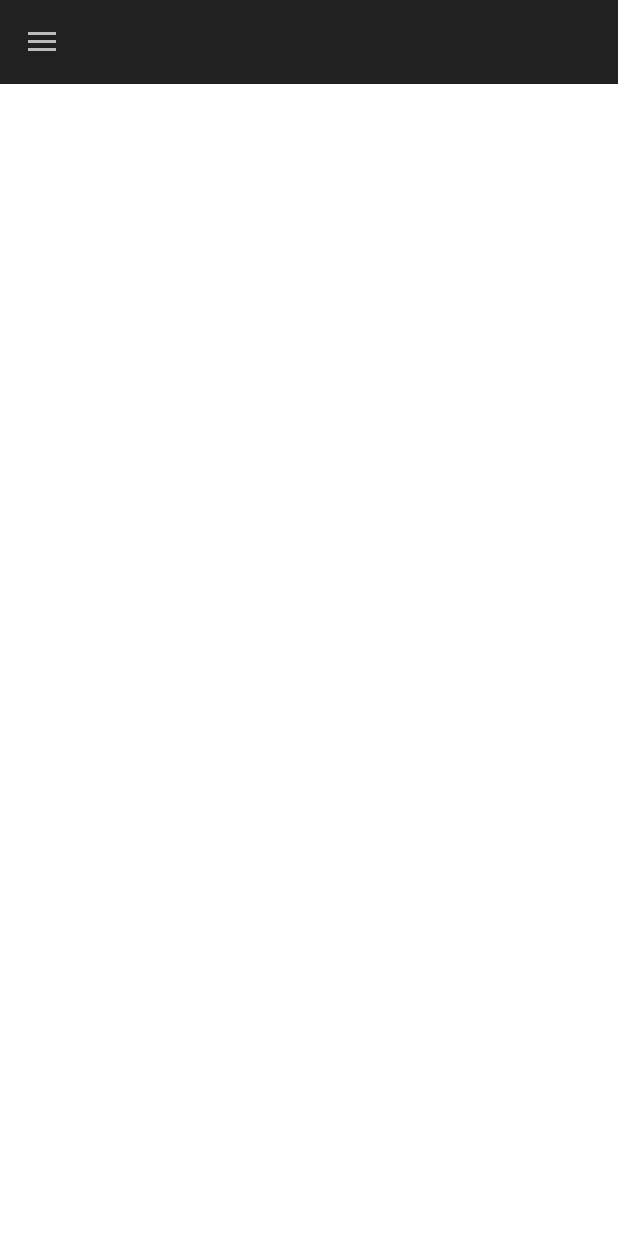
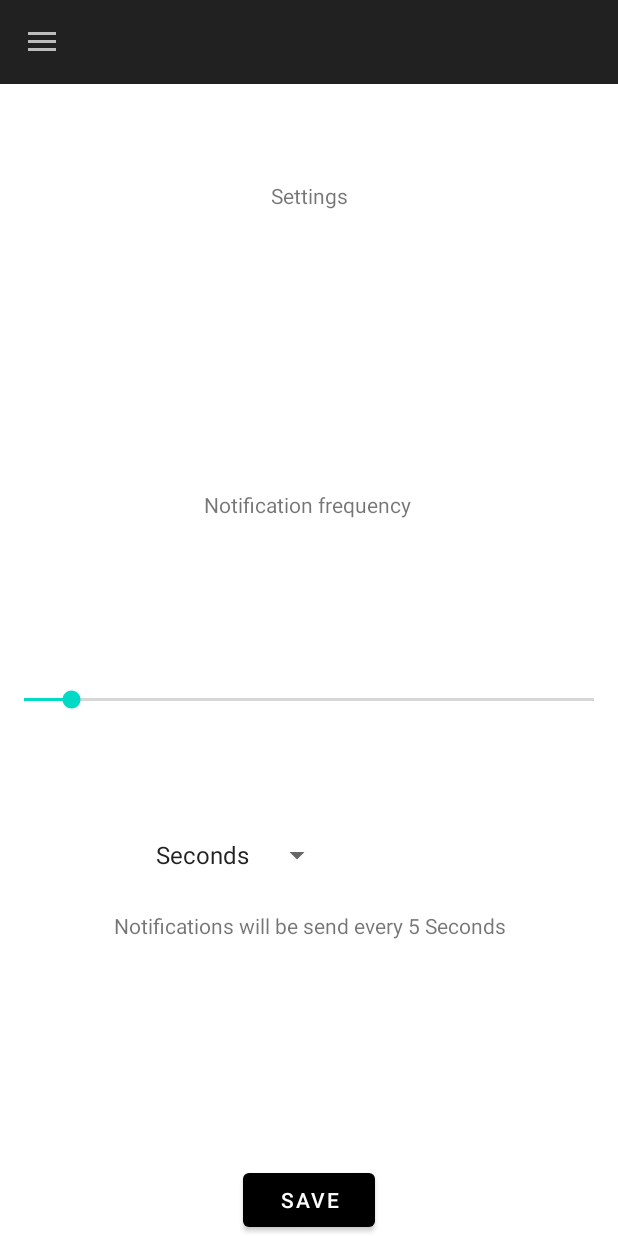
Before and after one commit to fabianazabala/weather-alert-app, an Android app: the fragment CurrentWeatherFragment placed in its activity, in the side drawer, after a tap on "Settings", on a phone screen of 412 x 824 dp. Run offline under Robolectric (Android 15) with nearby library versions, the phone set to English and light mode, and no system bars; our stand-ins replace Dagger/Hilt's generated code, Picasso; pictures from the network do not load; 3 statements that could not run were skipped.

Commit message:
Implemented settings screen and settings selection for notification frequency.

```diff
--- a/app/src/main/kotlin/com/climate_dissertation_app/service/RecommendationService.kt
+++ b/app/src/main/kotlin/com/climate_dissertation_app/service/RecommendationService.kt
@@ -132,7 +132,7 @@ class RecommendationService @Inject constructor(
         weather: WeatherDetails,
         recommendedClothes: List<ClothItem>
     ): String {
-        return "Today is a ${weatherSummaryString(weather)} day! For today it's recommended you wear: " +
+        return "It's a ${weatherSummaryString(weather)} ${dayOrNight(weather)}! For today it's recommended you wear: " +
                 recommendedClothes.joinToString { it.name }
     }
 
@@ -153,15 +153,24 @@ class RecommendationService @Inject constructor(
             .append("Currently there's ${weatherDetails.weatherData.temperature.roundToInt()} ${weatherDetails.weatherData.temperatureSymbol} ")
             .append("in ${weatherDetails.cityName} but it feels like ${weatherDetails.weatherData.feelsLike.roundToInt()} ${weatherDetails.weatherData.temperatureSymbol}")
             .append(System.lineSeparator())
-            .append("Today we're expecting a ${weatherSummaryString(weatherDetails)} day!")
+            .append(
+                "Today we're expecting a ${weatherSummaryString(weatherDetails)} ${
+                    dayOrNight(
+                        weatherDetails
+                    )
+                }!"
+            )
             .toString()
 
     private fun recommendGreetingsText(weatherDetails: WeatherDetails): String =
         StringBuilder()
             .append("Good ")
-            .append(if (isNight(weatherDetails)) "Night" else "Day")
+            .append(dayOrNight(weatherDetails))
             .append(", ")
             .toString()
+
+    private fun dayOrNight(weatherDetails: WeatherDetails) =
+        if (isNight(weatherDetails)) "night" else "day"
 
     private fun weatherSummaryString(weatherDetails: WeatherDetails): String {
         return when {
--- /dev/null
+++ b/app/src/main/kotlin/com/climate_dissertation_app/service/Settings.kt
@@ -0,0 +1,8 @@
+package com.climate_dissertation_app.service
+
+import java.time.temporal.ChronoUnit
+
+data class Settings(
+    val amount: Int,
+    val unit: ChronoUnit
+)
--- /dev/null
+++ b/app/src/main/kotlin/com/climate_dissertation_app/service/SettingsService.kt
@@ -0,0 +1,35 @@
+package com.climate_dissertation_app.service
+
+import android.content.Context
+import com.fasterxml.jackson.databind.ObjectMapper
+import javax.inject.Inject
+import javax.inject.Singleton
+
+
+const val SETTINGS_KEY = "settings"
+
+@Singleton
+class SettingsService @Inject constructor(
+    private val objectMapper: ObjectMapper
+) {
+
+    fun storeSettings(context: Context, settings: Settings) {
+        val sharedPref =
+            context.getSharedPreferences(SETTINGS_KEY, Context.MODE_PRIVATE)
+        sharedPref?.also {
+            with(it.edit()) {
+                putString(
+                    SETTINGS_KEY,
+                    objectMapper.writeValueAsString(settings)
+                )
+                apply()
+            }
+        }
+    }
+
+    fun fetchSettings(context: Context) =
+        context.getSharedPreferences(SETTINGS_KEY, Context.MODE_PRIVATE)
+            ?.getString(SETTINGS_KEY, null)
+            ?.let { objectMapper.readValue(it, Settings::class.java) }
+
+}
--- a/app/src/main/kotlin/com/climate_dissertation_app/ui/mainscreen/MainActivity.kt
+++ b/app/src/main/kotlin/com/climate_dissertation_app/ui/mainscreen/MainActivity.kt
@@ -14,7 +14,9 @@ import androidx.appcompat.app.AppCompatActivity
 import androidx.core.app.ActivityCompat
 import com.climate_dissertation_app.R
 import com.climate_dissertation_app.service.RecommendationService
+import com.climate_dissertation_app.service.SettingsService
 import com.climate_dissertation_app.ui.notification.RegularNotificationService
+import com.climate_dissertation_app.ui.settings.SettingsFragment
 import com.google.android.gms.location.FusedLocationProviderClient
 import com.google.android.gms.location.LocationServices
 import com.google.android.material.navigation.NavigationView
@@ -34,6 +36,9 @@ class MainActivity : AppCompatActivity(),
     lateinit var recommendationService: RecommendationService
 
     @Inject
+    lateinit var settingsService: SettingsService
+
+    @Inject
     lateinit var clock: Clock
 
     private lateinit var locationProvider: FusedLocationProviderClient
@@ -45,14 +50,17 @@ class MainActivity : AppCompatActivity(),
         locationProvider = LocationServices.getFusedLocationProviderClient(this)
         requestLocationPermission()
         setContentView(R.layout.activity_main)
-
+        nav_view.setNavigationItemSelectedListener(this)
         configureNavigationDrawer()
         currentRecommendationFragment()
         configureRegularNotifications()
     }
 
     private fun configureRegularNotifications() {
-        RegularNotificationService.scheduleJob(applicationContext)
+        RegularNotificationService.scheduleJob(
+            applicationContext,
+            settingsService.fetchSettings(applicationContext)
+        )
     }
 
     private fun configureNavigationDrawer() {
@@ -132,9 +140,15 @@ class MainActivity : AppCompatActivity(),
         else -> {
             throw NotImplementedError("Yo dude implement me pls")
         }
-    }
+    }.also { drawer_layout.close() }
 
     private fun settingsFragment(): Boolean {
+        val transaction = supportFragmentManager.beginTransaction()
+        transaction.replace(
+            fragment_placeholder.id,
+            SettingsFragment()
+        )
+        transaction.commit()
         return true
     }
 
--- a/app/src/main/kotlin/com/climate_dissertation_app/ui/notification/RegularNotificationService.kt
+++ b/app/src/main/kotlin/com/climate_dissertation_app/ui/notification/RegularNotificationService.kt
@@ -13,7 +13,11 @@ import androidx.core.app.NotificationCompat
 import androidx.core.app.NotificationManagerCompat
 import com.climate_dissertation_app.service.CurrentRecommendation
 import com.climate_dissertation_app.service.RecommendationService
+import com.climate_dissertation_app.service.Settings
+import com.climate_dissertation_app.service.SettingsService
 import dagger.hilt.android.AndroidEntryPoint
+import java.time.Duration
+import java.time.temporal.ChronoUnit
 import javax.inject.Inject
 
 
@@ -24,6 +28,9 @@ class RegularNotificationService @Inject constructor() : JobService() {
 
     @Inject
     lateinit var recommendationService: RecommendationService
+
+    @Inject
+    lateinit var settingsService: SettingsService
 
     @SuppressLint("MissingPermission")
     override fun onCreate() {
@@ -36,7 +43,7 @@ class RegularNotificationService @Inject constructor() : JobService() {
             sendNotification(it)
         }
 
-        scheduleJob(applicationContext)
+        scheduleJob(applicationContext, settingsService.fetchSettings(applicationContext))
         return true
     }
 
@@ -46,15 +53,29 @@ class RegularNotificationService @Inject constructor() : JobService() {
 
 
     companion object {
-        fun scheduleJob(context: Context) {
+
+        const val jobId = 0
+
+        fun scheduleJob(context: Context, settings: Settings?) {
             val serviceComponent = ComponentName(context, RegularNotificationService::class.java)
-            val builder = JobInfo.Builder(0, serviceComponent)
-            builder.setMinimumLatency(1000 * 60 * 5)
+            val builder = JobInfo.Builder(jobId, serviceComponent)
+            val minimumLatency = settings
+                ?.let { Duration.of(settings.amount.toLong(), settings.unit).toMillis() }
+                ?: Duration.of(5, ChronoUnit.MINUTES).toMillis()
 
-            builder.setOverrideDeadline(1000 * 60 * 10)
+            builder.setMinimumLatency(minimumLatency)
+
+            builder.setOverrideDeadline(minimumLatency * 2)
 
             val jobScheduler = context.getSystemService(JobScheduler::class.java)
             jobScheduler.schedule(builder.build())
+        }
+
+        fun rescheduleJob(context: Context, settings: Settings?) {
+            val jobScheduler = context.getSystemService(JobScheduler::class.java)
+            jobScheduler.cancel(jobId)
+
+            scheduleJob(context, settings)
         }
     }
 
--- /dev/null
+++ b/app/src/main/kotlin/com/climate_dissertation_app/ui/settings/SettingsFragment.kt
@@ -0,0 +1,125 @@
+package com.climate_dissertation_app.ui.settings
+
+import android.content.Context
+import android.os.Bundle
+import android.view.LayoutInflater
+import android.view.View
+import android.view.ViewGroup
+import android.widget.AdapterView
+import android.widget.ArrayAdapter
+import android.widget.SeekBar
+import android.widget.Toast
+import android.widget.Toast.LENGTH_SHORT
+import androidx.fragment.app.Fragment
+import com.climate_dissertation_app.R
+import com.climate_dissertation_app.service.Settings
+import com.climate_dissertation_app.service.SettingsService
+import com.climate_dissertation_app.ui.notification.RegularNotificationService
+import dagger.hilt.android.AndroidEntryPoint
+import kotlinx.android.synthetic.main.fragment_settings.*
+import java.time.temporal.ChronoUnit
+import javax.inject.Inject
+
+@AndroidEntryPoint
+class SettingsFragment @Inject constructor() : Fragment() {
+
+    @Inject
+    lateinit var settingsService: SettingsService
+
+    private val chronoUnitPositions = listOf(
+        ChronoUnit.SECONDS,
+        ChronoUnit.MINUTES,
+        ChronoUnit.HOURS,
+    )
+
+    override fun onAttach(context: Context) {
+        super.onAttach(context)
+    }
+
+    override fun onCreateView(
+        inflater: LayoutInflater, container: ViewGroup?,
+        savedInstanceState: Bundle?
+    ): View? {
+        super.onCreateView(inflater, container, savedInstanceState)
+        return inflater.inflate(R.layout.fragment_settings, container, false)
+    }
+
+    override fun onViewCreated(view: View, savedInstanceState: Bundle?) {
+        super.onViewCreated(view, savedInstanceState)
+
+        settingsService.fetchSettings(view.context)?.also {
+            setInitialValues(it)
+        }
+
+        prepareChronoUnitSpinner(view)
+
+        prepareSeekbar()
+
+        prepareSaveButton(view)
+    }
+
+    private fun prepareSaveButton(view: View) {
+        save_button.setOnClickListener {
+            val newSettings = Settings(
+                notification_seekbar.progress,
+                chronoUnitPositions[timeframe_spinner.selectedItemPosition]
+            )
+            settingsService.storeSettings(
+                view.context, newSettings
+            )
+            RegularNotificationService.rescheduleJob(view.context, newSettings)
+            Toast.makeText(view.context, "New settings have been saved!", LENGTH_SHORT).show()
+        }
+    }
+
+    private fun prepareSeekbar() {
+        notification_seekbar.setOnSeekBarChangeListener(object : SeekBar.OnSeekBarChangeListener {
+            override fun onProgressChanged(seekBar: SeekBar?, progress: Int, fromUser: Boolean) {
+            }
+
+            override fun onStartTrackingTouch(seekBar: SeekBar?) {
+            }
+
+            override fun onStopTrackingTouch(seekBar: SeekBar?) {
+                updateCurrentSelectionText()
+            }
+        })
+    }
+
+    private fun prepareChronoUnitSpinner(view: View) {
+        ArrayAdapter.createFromResource(
+            view.context,
+            R.array.timeframe_values,
+            android.R.layout.simple_spinner_item
+        ).also { adapter ->
+            adapter.setDropDownViewResource(android.R.layout.simple_spinner_dropdown_item)
+            timeframe_spinner.adapter = adapter
+        }
+        timeframe_spinner.onItemSelectedListener =
+            SpinnerItemSelectedListener { updateCurrentSelectionText() }
+        updateCurrentSelectionText()
+
+    }
+
+    private fun updateCurrentSelectionText() {
+        current_time_selection.text =
+            "Notifications will be send every ${notification_seekbar.progress} ${timeframe_spinner.selectedItem}"
+    }
+
+    private fun setInitialValues(settings: Settings) {
+        notification_seekbar.progress = settings.amount
+        timeframe_spinner.post { timeframe_spinner.setSelection(chronoUnitPositions.indexOf(settings.unit)) }
+        updateCurrentSelectionText()
+    }
+}
+
+class SpinnerItemSelectedListener(private val runnable: Runnable) :
+    AdapterView.OnItemSelectedListener {
+    override fun onItemSelected(parent: AdapterView<*>?, view: View?, position: Int, id: Long) {
+        runnable.run()
+    }
+
+    override fun onNothingSelected(parent: AdapterView<*>?) {
+    }
+
+}
--- a/app/src/main/res/layout/activity_main.xml
+++ b/app/src/main/res/layout/activity_main.xml
@@ -15,6 +15,12 @@
         android:layout_width="match_parent"
         android:layout_height="match_parent" />
 
+    <FrameLayout
+        android:id="@+id/fragment_placeholder"
+        android:layout_width="wrap_content"
+        android:layout_height="wrap_content"
+        android:layout_marginTop="?attr/actionBarSize" />
+
     <com.google.android.material.navigation.NavigationView
         android:id="@+id/nav_view"
         android:layout_width="wrap_content"
@@ -22,10 +28,4 @@
         android:layout_gravity="start"
         app:menu="@menu/navigation_options" />
 
-    <FrameLayout
-        android:id="@+id/fragment_placeholder"
-        android:layout_width="wrap_content"
-        android:layout_height="wrap_content"
-        android:layout_marginTop="?attr/actionBarSize" />
-
 </androidx.drawerlayout.widget.DrawerLayout>
--- /dev/null
+++ b/app/src/main/res/layout/fragment_settings.xml
@@ -0,0 +1,68 @@
+<?xml version="1.0" encoding="utf-8"?>
+<LinearLayout xmlns:android="http://schemas.android.com/apk/res/android"
+    xmlns:app="http://schemas.android.com/apk/res-auto"
+    xmlns:tools="http://schemas.android.com/tools"
+    android:layout_width="match_parent"
+    android:layout_height="match_parent"
+    android:orientation="vertical"
+    android:weightSum="4"
+    tools:context=".ui.settings.SettingsFragment">
+
+    <TextView
+        android:id="@+id/settings_title"
+        android:layout_width="match_parent"
+        android:layout_height="0dp"
+        android:layout_weight="1"
+        android:gravity="center"
+        android:text="@string/settings"
+        app:layout_constraintBottom_toBottomOf="parent"
+        app:layout_constraintEnd_toEndOf="parent"
+        app:layout_constraintTop_toTopOf="parent" />
+
+    <TextView
+        android:id="@+id/notification_seekbar_label"
+        android:layout_width="wrap_content"
+        android:layout_height="wrap_content"
+        android:layout_marginStart="136dp"
+        android:layout_marginTop="48dp"
+        android:layout_weight="1"
+        android:gravity="center"
+        android:text="@string/notification_frequency"
+        app:layout_constraintStart_toStartOf="parent"
+        app:layout_constraintTop_toBottomOf="@+id/settings_title" />
+
+    <SeekBar
+        android:id="@+id/notification_seekbar"
+        android:layout_width="match_parent"
+        android:layout_height="wrap_content"
+        android:layout_weight="0.5"
+        android:max="60"
+        android:progress="5"
+        app:layout_constraintStart_toStartOf="parent"
+        app:layout_constraintTop_toBottomOf="@+id/notification_seekbar_label" />
+
+    <Spinner
+        android:id="@+id/timeframe_spinner"
+        android:layout_width="wrap_content"
+        android:layout_height="0dp"
+        android:layout_marginStart="96dp"
+        android:layout_marginTop="20dp"
+        android:layout_weight="0.5" />
+
+    <TextView
+        android:id="@+id/current_time_selection"
+        android:layout_width="wrap_content"
+        android:layout_height="wrap_content"
+        android:gravity="center_horizontal"
+        android:layout_gravity="center_horizontal"
+        android:layout_weight="1" />
+
+    <Button
+        android:id="@+id/save_button"
+        android:layout_width="wrap_content"
+        android:layout_height="wrap_content"
+        android:layout_gravity="center"
+        android:text="@string/save"
+        android:theme="@style/Theme.Climate_dissertation_app.Button" />
+
+</LinearLayout>
--- a/app/src/main/res/values/strings.xml
+++ b/app/src/main/res/values/strings.xml
@@ -13,4 +13,11 @@
     <string name="title_current_weather">Current Weather</string>
     <string name="loading">Loading…</string>
     <string name="recommended_weather_icon">recommended weather icon</string>
+    <string name="notification_frequency">Notification frequency</string>
+    <string name="save">Save</string>
+    <string-array name="timeframe_values">
+        <item>Seconds</item>
+        <item>Minutes</item>
+        <item>Hours</item>
+    </string-array>
 </resources>
--- a/app/src/main/res/values/themes.xml
+++ b/app/src/main/res/values/themes.xml
@@ -1,5 +1,8 @@
 <resources>
     <!-- Base application theme. -->
-    <style name="Theme.Climate_dissertation_app" parent="Theme.MaterialComponents.DayNight.NoActionBar">
+    <style name="Theme.Climate_dissertation_app" parent="Theme.MaterialComponents.DayNight.NoActionBar" />
+
+    <style name="Theme.Climate_dissertation_app.Button" parent="ThemeOverlay.Material3.Button">
+        <item name="colorPrimary">@android:color/black</item>
     </style>
 </resources>
```
